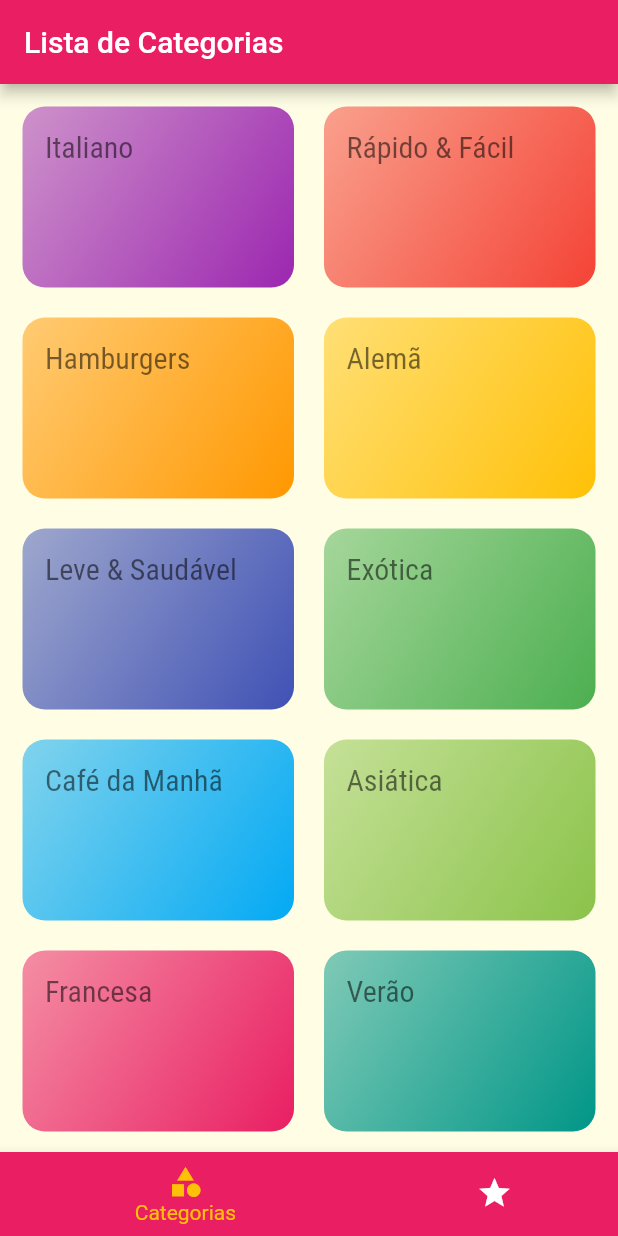
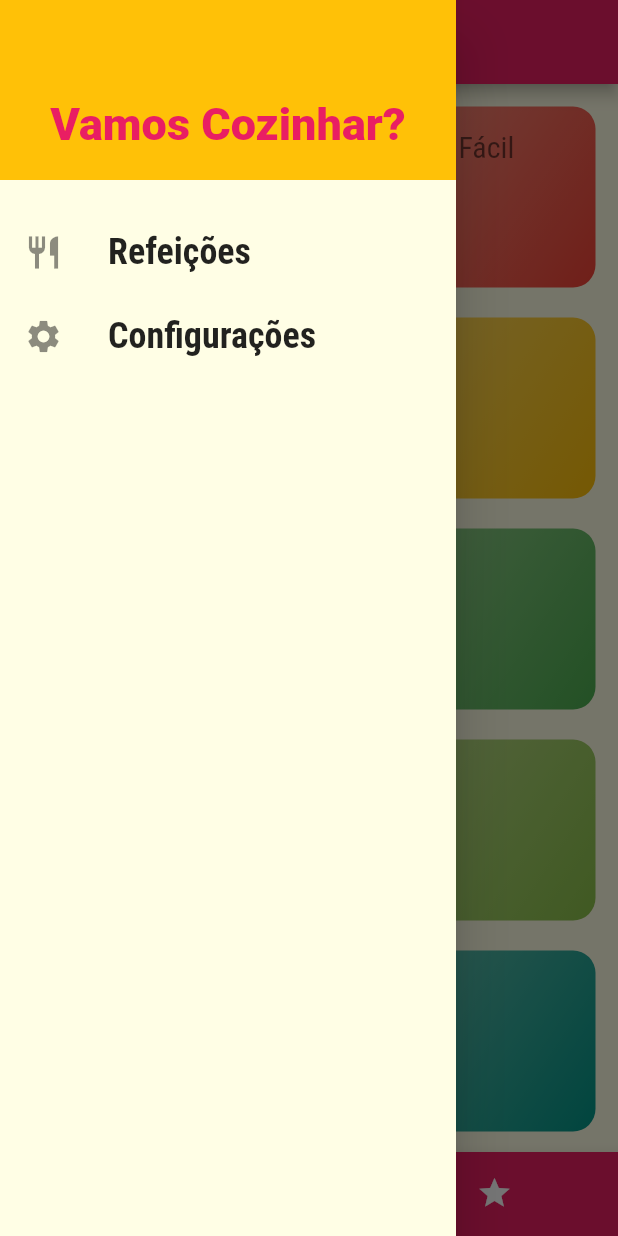
Before and after one commit to erivaldolourenco/meals, a Flutter app: the screen it shows after launch, with the side drawer open (before the commit the screen has no drawer), on a phone screen of 412 x 824 dp. Run offline on Flutter 3.47's test engine with Material 2 defaults, Android fonts, the phone set to English and light mode, and no system bars.

Commit message:
Adicionando layout do drawer. Adicionando permisão de network para android

```diff
--- /dev/null
+++ b/lib/components/main_drawer.dart
@@ -0,0 +1,57 @@
+import 'package:flutter/material.dart';
+import 'package:meals/utils/app_routes.dart';
+
+class MainDrawer extends StatelessWidget {
+  Widget _createItem(IconData icon, String label, VoidCallback onTap) {
+    return ListTile(
+      leading: Icon(
+        icon,
+        size: 26,
+      ),
+      title: Text(
+        label,
+        style: TextStyle(
+          fontFamily: 'RobotoCondensed',
+          fontSize: 24,
+          fontWeight: FontWeight.bold,
+        ),
+      ),
+      onTap: onTap,
+    );
+  }
+
+  @override
+  Widget build(BuildContext context) {
+    return Drawer(
+      child: Column(
+        children: [
+          Container(
+            height: 120,
+            width: double.infinity,
+            padding: EdgeInsets.all(20),
+            color: Theme.of(context).colorScheme.secondary,
+            alignment: Alignment.bottomCenter,
+            child: Text(
+              'Vamos Cozinhar?',
+              style: TextStyle(
+                  fontWeight: FontWeight.w900,
+                  fontSize: 30,
+                  color: Theme.of(context).colorScheme.primary),
+            ),
+          ),
+          SizedBox(height: 20),
+          _createItem(
+            Icons.restaurant,
+            'Refeições',
+            () => Navigator.of(context).pushNamed(AppRoutes.HOME),
+          ),
+          _createItem(
+            Icons.settings,
+            'Configurações',
+            () => Navigator.of(context).pushNamed(AppRoutes.SETTINGS),
+          )
+        ],
+      ),
+    );
+  }
+}
--- a/lib/main.dart
+++ b/lib/main.dart
@@ -4,6 +4,7 @@ import 'package:flutter/material.dart';
 import 'package:meals/screens/categories_meals_screen.dart';
 import 'package:meals/screens/categories_screen.dart';
 import 'package:meals/screens/meal_detail_screen.dart';
+import 'package:meals/screens/settings_screen.dart';
 import 'package:meals/screens/tabs_screen.dart';
 import 'package:meals/utils/app_routes.dart';
 
@@ -27,6 +28,7 @@ class MyApp extends StatelessWidget {
         AppRoutes.HOME: (ctx) => TabsScreen(),
         AppRoutes.CATEGORIES_MEALS: (ctx) => CategoriesMealsScreen(),
         AppRoutes.MEAL_DETAIL: (ctx) => MealDetailScreen(),
+        AppRoutes.SETTINGS: (ctx) => SettingsScreen(),
       },
     );
   }
--- /dev/null
+++ b/lib/screens/settings_screen.dart
@@ -0,0 +1,17 @@
+
+import 'package:flutter/material.dart';
+
+class SettingsScreen extends StatelessWidget {
+
+  @override
+  Widget build(BuildContext context) {
+    return Scaffold(
+      appBar: AppBar(
+        title: Text('Configurações'),
+      ),
+      body: Center(
+        child: Text('Configurações'),
+      ),
+    );
+  }
+}
--- a/lib/screens/tabs_screen.dart
+++ b/lib/screens/tabs_screen.dart
@@ -1,4 +1,5 @@
 import 'package:flutter/material.dart';
+import 'package:meals/components/main_drawer.dart';
 import 'package:meals/screens/categories_screen.dart';
 
 import 'favorite_screen.dart';
@@ -34,6 +35,7 @@ class _TabsScreenState extends State<TabsScreen> {
       appBar: AppBar(
         title: Text(_titles[_selectedScreenIndex]),
       ),
+      drawer: MainDrawer(),
       body: _screens[_selectedScreenIndex],
       bottomNavigationBar: BottomNavigationBar(
         onTap: _selectScreen,
--- a/lib/utils/app_routes.dart
+++ b/lib/utils/app_routes.dart
@@ -2,5 +2,6 @@ class AppRoutes {
   static const HOME = '/';
   static const CATEGORIES_MEALS = '/categories-meals';
   static const MEAL_DETAIL = '/meal-detail';
+  static const SETTINGS = '/settings';
 
 }
```
Also changed, not shown: 1 other file.
